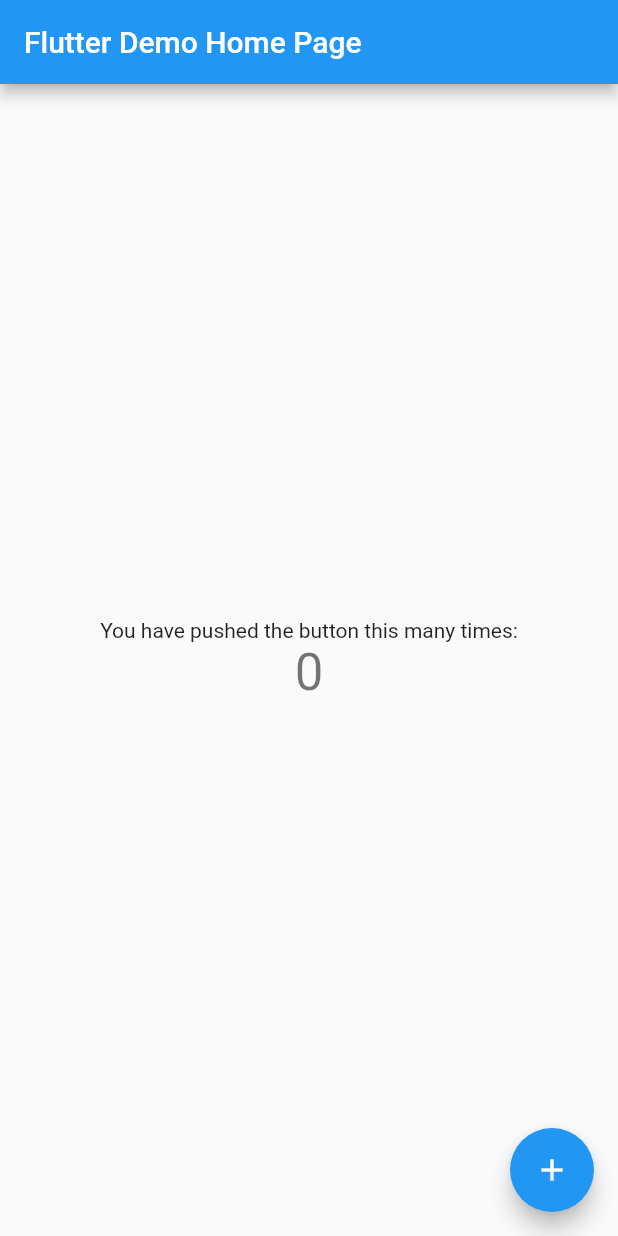
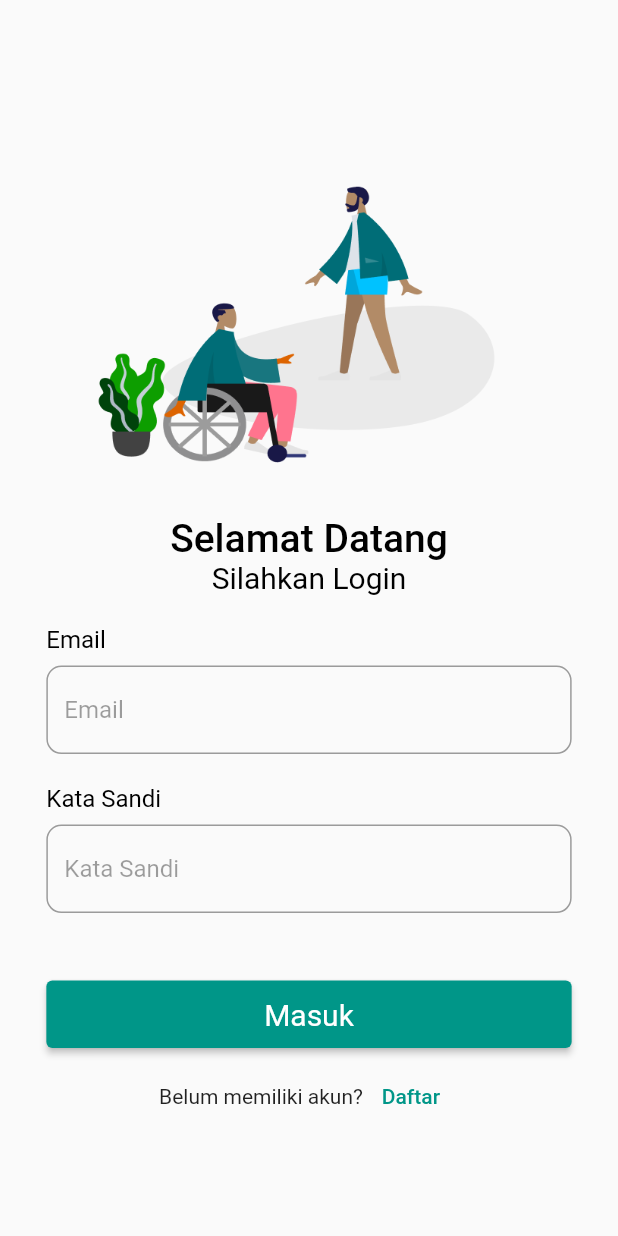
Before and after one commit to arkariz/e_puskesmas, a Flutter app: the screen it shows after launch, on a phone screen of 412 x 824 dp. Run offline on Flutter 3.47's test engine with Material 2 defaults, Android fonts, the phone set to English and light mode, and no system bars; our stand-ins replace bloc, equatable.

Commit message:
Login layouting

```diff
--- /dev/null
+++ b/lib/core/themes/theme_constant.dart
@@ -0,0 +1,5 @@
+const double kDefaultPadding = 20.0;
+const double kTopPadding = 25.0;
+const double kHorizontalPadding = 15.0;
+
+const double kLabelPadding = 8.0;
--- /dev/null
+++ b/lib/core/widgets/custom_button.dart
@@ -0,0 +1,35 @@
+import 'package:e_puskesmas/core/widgets/h2_text.dart';
+import 'package:flutter/material.dart';
+
+class CustomButton extends StatelessWidget {
+  const CustomButton({
+    Key? key,
+    required this.size,
+    this.buttonWidth,
+    required this.label,
+    this.textColor,
+    required this.onPressed,
+  }) : super(key: key);
+
+  final Size size;
+  final double? buttonWidth;
+  final String label;
+  final Color? textColor;
+  final VoidCallback onPressed;
+
+  @override
+  Widget build(BuildContext context) {
+    return SizedBox(
+      width: buttonWidth == null ? size.width * 0.85 : size.width * buttonWidth!,
+      height: 45,
+      child: ElevatedButton(
+        onPressed: onPressed,
+        child: H2Text(
+          text: label,
+          bold: false,
+          textColor: textColor ?? Colors.white,
+        ),
+      ),
+    );
+  }
+}
--- /dev/null
+++ b/lib/core/widgets/custom_textfield.dart
@@ -0,0 +1,73 @@
+import 'package:e_puskesmas/core/themes/theme_constant.dart';
+import 'package:e_puskesmas/core/widgets/h3_text.dart';
+import 'package:flutter/material.dart';
+
+class CustomTextField extends StatefulWidget {
+  const CustomTextField({
+    Key? key,
+    required this.controller,
+    required this.node,
+    required this.size,
+    this.icon,
+    required this.label,
+    required this.type,
+    this.maxLines,
+    this.suffixIcon,
+    this.onPressed,
+    required this.hint,
+  }) : super(key: key);
+
+  final TextEditingController controller;
+  final FocusNode node;
+  final Size size;
+  final Icon? icon;
+  final Icon? suffixIcon;
+  final String label;
+  final String hint;
+  final TextInputType type;
+  final int? maxLines;
+  final VoidCallback? onPressed;
+
+  @override
+  _CustomTextFieldState createState() => _CustomTextFieldState();
+}
+
+class _CustomTextFieldState extends State<CustomTextField> {
+  @override
+  Widget build(BuildContext context) {
+    return Column(
+      crossAxisAlignment: CrossAxisAlignment.start,
+      children: [
+        H3Text(text: widget.label, bold: false),
+        Padding(
+          padding: const EdgeInsets.only(bottom: kDefaultPadding, top: kLabelPadding),
+          child: SizedBox(
+            width: widget.size.width * 0.85,
+            child: TextFormField(
+              maxLines: widget.maxLines,
+              keyboardType: widget.type,
+              focusNode: widget.node,
+              controller: widget.controller,
+              validator: (value) {
+                if (value!.isEmpty) {
+                  return 'Kolom Tidak Boleh Kosong';
+                }
+                return null;
+              },
+              decoration: InputDecoration(
+                hintText: widget.hint,
+                alignLabelWithHint: true,
+                prefixIcon: widget.icon,
+                labelStyle: const TextStyle(color: Colors.black38),
+                labelText: widget.label,
+                suffixIcon: widget.suffixIcon == null ? widget.suffixIcon : IconButton(onPressed: widget.onPressed ?? () {}, icon: widget.suffixIcon!),
+                border: OutlineInputBorder(borderRadius: BorderRadius.circular(10), borderSide: const BorderSide(color: Colors.black26)),
+              ),
+              textInputAction: TextInputAction.done,
+            ),
+          ),
+        ),
+      ],
+    );
+  }
+}
--- /dev/null
+++ b/lib/core/widgets/h1_text.dart
@@ -0,0 +1,25 @@
+import 'package:flutter/material.dart';
+
+class H1Text extends StatelessWidget {
+  const H1Text({
+    Key? key,
+    required this.text,
+    required this.bold, this.textColor,
+  }) : super(key: key);
+
+  final String text;
+  final bool bold;
+  final Color? textColor;
+
+  @override
+  Widget build(BuildContext context) {
+    return Text(
+      text,
+      style: TextStyle(
+        fontSize: 26.0,
+        fontWeight: bold ? FontWeight.w500 : FontWeight.normal,
+        color: textColor ?? Colors.black,
+      ),
+    );
+  }
+}
--- /dev/null
+++ b/lib/core/widgets/h2_text.dart
@@ -0,0 +1,26 @@
+import 'package:flutter/material.dart';
+
+class H2Text extends StatelessWidget {
+  const H2Text({
+    Key? key,
+    required this.text,
+    required this.bold,
+    this.textColor,
+  }) : super(key: key);
+
+  final String text;
+  final bool bold;
+  final Color? textColor;
+
+  @override
+  Widget build(BuildContext context) {
+    return Text(
+      text,
+      style: TextStyle(
+        fontSize: 20.0,
+        fontWeight: bold ? FontWeight.w500 : FontWeight.normal,
+        color: textColor ?? Colors.black,
+      ),
+    );
+  }
+}
--- /dev/null
+++ b/lib/core/widgets/h3_text.dart
@@ -0,0 +1,24 @@
+import 'package:flutter/material.dart';
+
+class H3Text extends StatelessWidget {
+  const H3Text({
+    Key? key,
+    required this.text,
+    required this.bold,
+  }) : super(key: key);
+
+  final String text;
+  final bool bold;
+
+  @override
+  Widget build(BuildContext context) {
+    return Text(
+      text,
+      style: TextStyle(
+        fontSize: 16.0,
+        fontWeight: bold ? FontWeight.w500 : FontWeight.normal,
+        color: Colors.black,
+      ),
+    );
+  }
+}
--- /dev/null
+++ b/lib/features/poli/presentation/bloc/poli_bloc.dart
@@ -0,0 +1,13 @@
+import 'package:bloc/bloc.dart';
+import 'package:equatable/equatable.dart';
+
+part 'poli_event.dart';
+part 'poli_state.dart';
+
+class PoliBloc extends Bloc<PoliEvent, PoliState> {
+  PoliBloc() : super(PoliInitial()) {
+    on<PoliEvent>((event, emit) {
+      // TODO: implement event handler
+    });
+  }
+}
--- /dev/null
+++ b/lib/features/poli/presentation/bloc/poli_event.dart
@@ -0,0 +1,8 @@
+part of 'poli_bloc.dart';
+
+abstract class PoliEvent extends Equatable {
+  const PoliEvent();
+
+  @override
+  List<Object> get props => [];
+}
--- /dev/null
+++ b/lib/features/poli/presentation/bloc/poli_state.dart
@@ -0,0 +1,9 @@
+part of 'poli_bloc.dart';
+
+abstract class PoliState extends Equatable {
+  const PoliState();
+
+  @override
+  List<Object> get props => [];
+}
+class PoliInitial extends PoliState {}
--- /dev/null
+++ b/lib/features/userAuth/presentation/bloc/userauth_bloc.dart
@@ -0,0 +1,13 @@
+import 'package:bloc/bloc.dart';
+import 'package:equatable/equatable.dart';
+
+part 'userauth_event.dart';
+part 'userauth_state.dart';
+
+class UserauthBloc extends Bloc<UserauthEvent, UserauthState> {
+  UserauthBloc() : super(UserauthInitial()) {
+    on<UserauthEvent>((event, emit) {
+      // TODO: implement event handler
+    });
+  }
+}
--- /dev/null
+++ b/lib/features/userAuth/presentation/bloc/userauth_event.dart
@@ -0,0 +1,8 @@
+part of 'userauth_bloc.dart';
+
+abstract class UserauthEvent extends Equatable {
+  const UserauthEvent();
+
+  @override
+  List<Object> get props => [];
+}
--- /dev/null
+++ b/lib/features/userAuth/presentation/bloc/userauth_state.dart
@@ -0,0 +1,9 @@
+part of 'userauth_bloc.dart';
+
+abstract class UserauthState extends Equatable {
+  const UserauthState();
+
+  @override
+  List<Object> get props => [];
+}
+class UserauthInitial extends UserauthState {}
--- /dev/null
+++ b/lib/features/userAuth/presentation/pages/login.dart
@@ -0,0 +1,76 @@
+import 'package:e_puskesmas/core/themes/theme_constant.dart';
+import 'package:e_puskesmas/core/widgets/custom_button.dart';
+import 'package:e_puskesmas/core/widgets/custom_textfield.dart';
+import 'package:e_puskesmas/core/widgets/h1_text.dart';
+import 'package:e_puskesmas/core/widgets/h2_text.dart';
+import 'package:e_puskesmas/features/userAuth/presentation/widgets/background_image.dart';
+import 'package:e_puskesmas/features/userAuth/presentation/widgets/landing_text.dart';
+import 'package:e_puskesmas/features/userAuth/presentation/widgets/login_form.dart';
+import 'package:flutter/material.dart';
+
+class LoginPage extends StatefulWidget {
+  LoginPage({Key? key}) : super(key: key);
+
+  @override
+  State<LoginPage> createState() => _LoginPageState();
+}
+
+class _LoginPageState extends State<LoginPage> {
+  final _emailController = TextEditingController();
+  final _emailNode = FocusNode();
+
+  final _sandiController = TextEditingController();
+  final _sandiNode = FocusNode();
+
+  @override
+  Widget build(BuildContext context) {
+    Size size = MediaQuery.of(context).size;
+    return Scaffold(
+      resizeToAvoidBottomInset: false,
+      body: SingleChildScrollView(
+        child: Container(
+          padding: const EdgeInsets.only(
+            top: kTopPadding,
+            left: kHorizontalPadding,
+            right: kHorizontalPadding,
+          ),
+          height: size.height,
+          child: Column(
+            mainAxisAlignment: MainAxisAlignment.center,
+            crossAxisAlignment: CrossAxisAlignment.center,
+            children: [
+              BackgroundImage(size: size),
+              const LandingText(),
+              const SizedBox(height: kDefaultPadding),
+              LoginForm(
+                emailController: _emailController,
+                emailNode: _emailNode,
+                size: size,
+                sandiController: _sandiController,
+                sandiNode: _sandiNode,
+              ),
+              const SizedBox(height: kTopPadding),
+              CustomButton(
+                size: size,
+                buttonWidth: 0.85,
+                label: "Masuk",
+                onPressed: () {},
+              ),
+              const SizedBox(height: kLabelPadding),
+              Row(
+                mainAxisAlignment: MainAxisAlignment.center,
+                children: [
+                  const Text("Belum memiliki akun?"),
+                  TextButton(
+                    onPressed: () {},
+                    child: const Text("Daftar"),
+                  ),
+                ],
+              )
+            ],
+          ),
+        ),
+      ),
+    );
+  }
+}
--- /dev/null
+++ b/lib/features/userAuth/presentation/widgets/background_image.dart
@@ -0,0 +1,24 @@
+import 'package:flutter/material.dart';
+
+class BackgroundImage extends StatelessWidget {
+  const BackgroundImage({
+    Key? key,
+    required this.size,
+  }) : super(key: key);
+
+  final Size size;
+
+  @override
+  Widget build(BuildContext context) {
+    return Padding(
+      padding: const EdgeInsets.only(top: 15),
+      child: Container(
+        alignment: Alignment.center,
+        child: Image.asset(
+          "assets/images/login_image.png",
+          width: size.width * 0.75,
+        ),
+      ),
+    );
+  }
+}
--- /dev/null
+++ b/lib/features/userAuth/presentation/widgets/landing_text.dart
@@ -0,0 +1,30 @@
+import 'package:e_puskesmas/core/themes/theme_constant.dart';
+import 'package:e_puskesmas/core/widgets/h1_text.dart';
+import 'package:e_puskesmas/core/widgets/h2_text.dart';
+import 'package:flutter/material.dart';
+
+class LandingText extends StatelessWidget {
+  const LandingText({
+    Key? key,
+  }) : super(key: key);
+
+  @override
+  Widget build(BuildContext context) {
+    return Container(
+      padding: const EdgeInsets.only(top: kDefaultPadding),
+      child: Column(
+        crossAxisAlignment: CrossAxisAlignment.center,
+        children: const [
+          H1Text(
+            text: "Selamat Datang",
+            bold: true,
+          ),
+          H2Text(
+            text: "Silahkan Login",
+            bold: false,
+          ),
+        ],
+      ),
+    );
+  }
+}
--- /dev/null
+++ b/lib/features/userAuth/presentation/widgets/login_form.dart
@@ -0,0 +1,47 @@
+import 'package:e_puskesmas/core/widgets/custom_textfield.dart';
+import 'package:flutter/material.dart';
+
+class LoginForm extends StatelessWidget {
+  const LoginForm({
+    Key? key,
+    required TextEditingController emailController,
+    required FocusNode emailNode,
+    required this.size,
+    required TextEditingController sandiController,
+    required FocusNode sandiNode,
+  })  : _emailController = emailController,
+        _emailNode = emailNode,
+        _sandiController = sandiController,
+        _sandiNode = sandiNode,
+        super(key: key);
+
+  final TextEditingController _emailController;
+  final FocusNode _emailNode;
+  final Size size;
+  final TextEditingController _sandiController;
+  final FocusNode _sandiNode;
+
+  @override
+  Widget build(BuildContext context) {
+    return Column(
+      children: [
+        CustomTextField(
+          controller: _emailController,
+          node: _emailNode,
+          size: size,
+          label: "Email",
+          hint: "Masukkan Email",
+          type: TextInputType.emailAddress,
+        ),
+        CustomTextField(
+          controller: _sandiController,
+          node: _sandiNode,
+          size: size,
+          label: "Kata Sandi",
+          hint: "Masukkan Kata Sandi",
+          type: TextInputType.emailAddress,
+        )
+      ],
+    );
+  }
+}
--- a/lib/main.dart
+++ b/lib/main.dart
@@ -1,3 +1,4 @@
+import 'package:e_puskesmas/features/userAuth/presentation/pages/login.dart';
 import 'package:flutter/material.dart';
 
 void main() {
@@ -7,109 +8,15 @@ void main() {
 class MyApp extends StatelessWidget {
   const MyApp({Key? key}) : super(key: key);
 
-  // This widget is the root of your application.
   @override
   Widget build(BuildContext context) {
     return MaterialApp(
       title: 'Flutter Demo',
+      debugShowCheckedModeBanner: false,
       theme: ThemeData(
-        // This is the theme of your application.
-        //
-        // Try running your application with "flutter run". You'll see the
-        // application has a blue toolbar. Then, without quitting the app, try
-        // changing the primarySwatch below to Colors.green and then invoke
-        // "hot reload" (press "r" in the console where you ran "flutter run",
-        // or simply save your changes to "hot reload" in a Flutter IDE).
-        // Notice that the counter didn't reset back to zero; the application
-        // is not restarted.
-        primarySwatch: Colors.blue,
+        primarySwatch: Colors.teal,
       ),
-      home: const MyHomePage(title: 'Flutter Demo Home Page'),
+      home: LoginPage(),
     );
   }
 }
-
-class MyHomePage extends StatefulWidget {
-  const MyHomePage({Key? key, required this.title}) : super(key: key);
-
-  // This widget is the home page of your application. It is stateful, meaning
-  // that it has a State object (defined below) that contains fields that affect
-  // how it looks.
-
-  // This class is the configuration for the state. It holds the values (in this
-  // case the title) provided by the parent (in this case the App widget) and
-  // used by the build method of the State. Fields in a Widget subclass are
-  // always marked "final".
-
-  final String title;
-
-  @override
-  State<MyHomePage> createState() => _MyHomePageState();
-}
-
-class _MyHomePageState extends State<MyHomePage> {
-  int _counter = 0;
-
-  void _incrementCounter() {
-    setState(() {
-      // This call to setState tells the Flutter framework that something has
-      // changed in this State, which causes it to rerun the build method below
-      // so that the display can reflect the updated values. If we changed
-      // _counter without calling setState(), then the build method would not be
-      // called again, and so nothing would appear to happen.
-      _counter++;
-    });
-  }
-
-  @override
-  Widget build(BuildContext context) {
-    // This method is rerun every time setState is called, for instance as done
-    // by the _incrementCounter method above.
-    //
-    // The Flutter framework has been optimized to make rerunning build methods
-    // fast, so that you can just rebuild anything that needs updating rather
-    // than having to individually change instances of widgets.
-    return Scaffold(
-      appBar: AppBar(
-        // Here we take the value from the MyHomePage object that was created by
-        // the App.build method, and use it to set our appbar title.
-        title: Text(widget.title),
-      ),
-      body: Center(
-        // Center is a layout widget. It takes a single child and positions it
-        // in the middle of the parent.
-        child: Column(
-          // Column is also a layout widget. It takes a list of children and
-          // arranges them vertically. By default, it sizes itself to fit its
-          // children horizontally, and tries to be as tall as its parent.
-          //
-          // Invoke "debug painting" (press "p" in the console, choose the
-          // "Toggle Debug Paint" action from the Flutter Inspector in Android
-          // Studio, or the "Toggle Debug Paint" command in Visual Studio Code)
-          // to see the wireframe for each widget.
-          //
-          // Column has various properties to control how it sizes itself and
-          // how it positions its children. Here we use mainAxisAlignment to
-          // center the children vertically; the main axis here is the vertical
-          // axis because Columns are vertical (the cross axis would be
-          // horizontal).
-          mainAxisAlignment: MainAxisAlignment.center,
-          children: <Widget>[
-            const Text(
-              'You have pushed the button this many times:',
-            ),
-            Text(
-              '$_counter',
-              style: Theme.of(context).textTheme.headline4,
-            ),
-          ],
-        ),
-      ),
-      floatingActionButton: FloatingActionButton(
-        onPressed: _incrementCounter,
-        tooltip: 'Increment',
-        child: const Icon(Icons.add),
-      ), // This trailing comma makes auto-formatting nicer for build methods.
-    );
-  }
-}
```
Also changed, not shown: pubspec.yaml (+4 -3 lines), assets/images/login_image.png (added), pubspec.lock.
